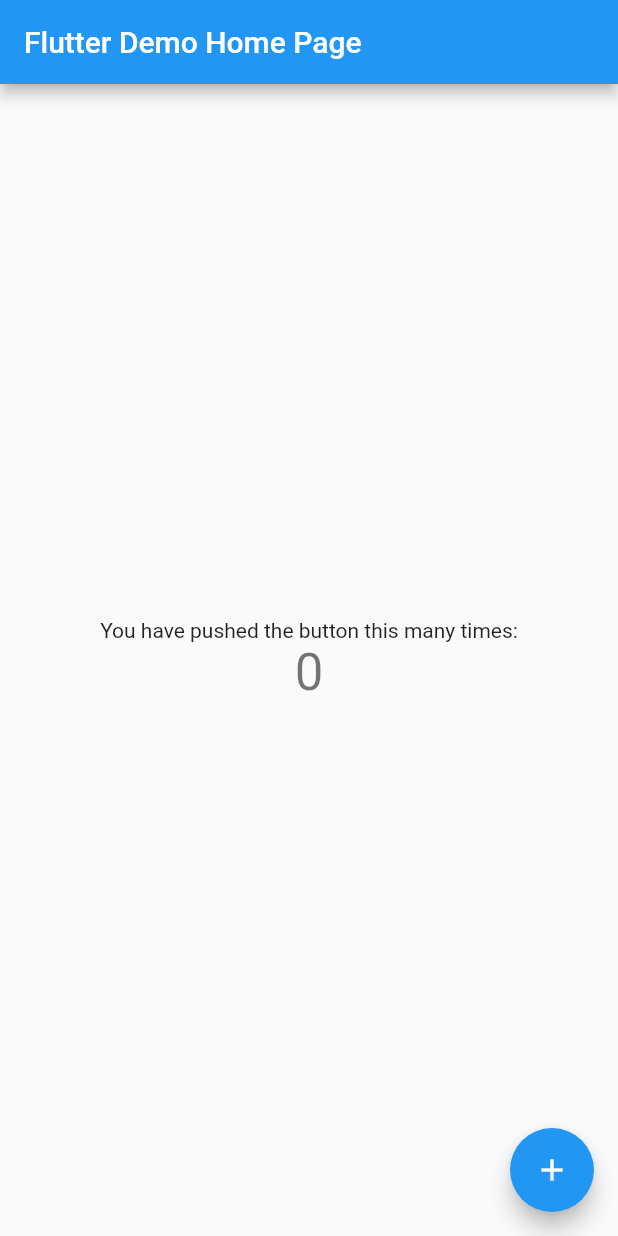
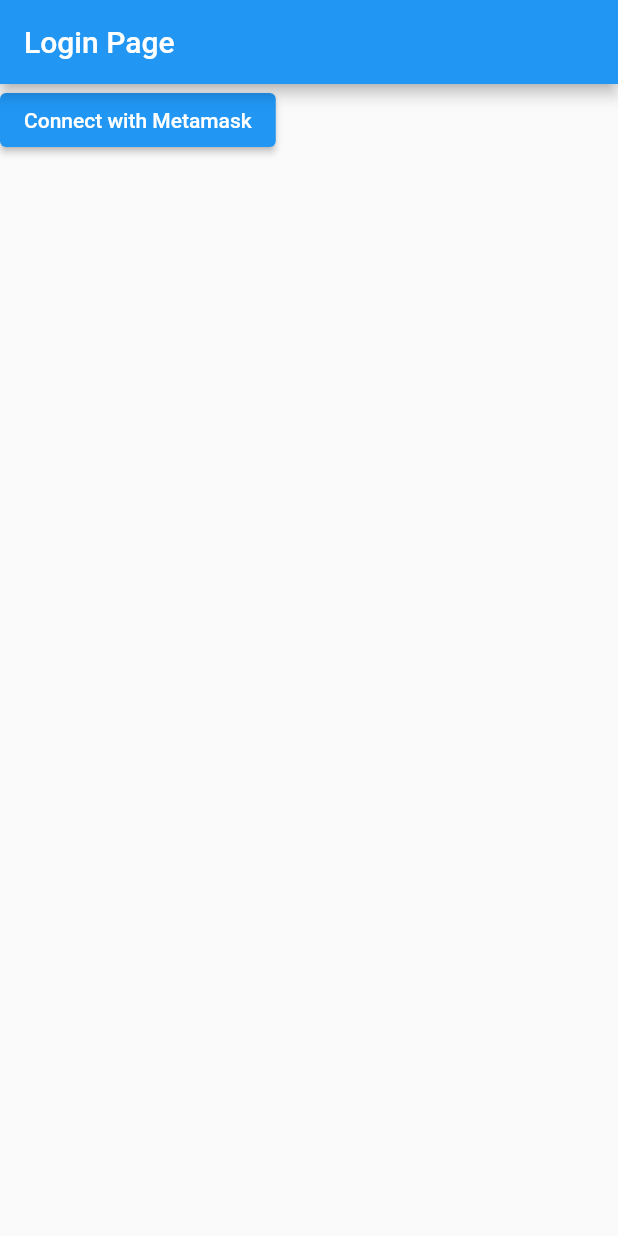
Before and after one commit to dekad4n/ens491-mobile, a Flutter app: the screen it shows after launch, on a phone screen of 412 x 824 dp. Run offline on Flutter 3.47's test engine with Material 2 defaults, Android fonts, the phone set to English and light mode, and no system bars; missing offline and left inert: walletconnect_dart.

Commit message:
Metamask connection init

```diff
--- a/lib/main.dart
+++ b/lib/main.dart
@@ -1,4 +1,6 @@
 import 'package:flutter/material.dart';
+import 'utils/routes.dart';
+import 'pages/login_page.dart';
 
 void main() {
   runApp(const MyApp());
@@ -13,103 +15,12 @@ class MyApp extends StatelessWidget {
     return MaterialApp(
       title: 'Flutter Demo',
       theme: ThemeData(
-        // This is the theme of your application.
-        //
-        // Try running your application with "flutter run". You'll see the
-        // application has a blue toolbar. Then, without quitting the app, try
-        // changing the primarySwatch below to Colors.green and then invoke
-        // "hot reload" (press "r" in the console where you ran "flutter run",
-        // or simply save your changes to "hot reload" in a Flutter IDE).
-        // Notice that the counter didn't reset back to zero; the application
-        // is not restarted.
         primarySwatch: Colors.blue,
       ),
-      home: const MyHomePage(title: 'Flutter Demo Home Page'),
+      routes: {
+        MainRoutes.login: (context) => const LoginPage(),
+      },
+      home: const LoginPage(),
     );
   }
 }
-
-class MyHomePage extends StatefulWidget {
-  const MyHomePage({super.key, required this.title});
-
-  // This widget is the home page of your application. It is stateful, meaning
-  // that it has a State object (defined below) that contains fields that affect
-  // how it looks.
-
-  // This class is the configuration for the state. It holds the values (in this
-  // case the title) provided by the parent (in this case the App widget) and
-  // used by the build method of the State. Fields in a Widget subclass are
-  // always marked "final".
-
-  final String title;
-
-  @override
-  State<MyHomePage> createState() => _MyHomePageState();
-}
-
-class _MyHomePageState extends State<MyHomePage> {
-  int _counter = 0;
-
-  void _incrementCounter() {
-    setState(() {
-      // This call to setState tells the Flutter framework that something has
-      // changed in this State, which causes it to rerun the build method below
-      // so that the display can reflect the updated values. If we changed
-      // _counter without calling setState(), then the build method would not be
-      // called again, and so nothing would appear to happen.
-      _counter++;
-    });
-  }
-
-  @override
-  Widget build(BuildContext context) {
-    // This method is rerun every time setState is called, for instance as done
-    // by the _incrementCounter method above.
-    //
-    // The Flutter framework has been optimized to make rerunning build methods
-    // fast, so that you can just rebuild anything that needs updating rather
-    // than having to individually change instances of widgets.
-    return Scaffold(
-      appBar: AppBar(
-        // Here we take the value from the MyHomePage object that was created by
-        // the App.build method, and use it to set our appbar title.
-        title: Text(widget.title),
-      ),
-      body: Center(
-        // Center is a layout widget. It takes a single child and positions it
-        // in the middle of the parent.
-        child: Column(
-          // Column is also a layout widget. It takes a list of children and
-          // arranges them vertically. By default, it sizes itself to fit its
-          // children horizontally, and tries to be as tall as its parent.
-          //
-          // Invoke "debug painting" (press "p" in the console, choose the
-          // "Toggle Debug Paint" action from the Flutter Inspector in Android
-          // Studio, or the "Toggle Debug Paint" command in Visual Studio Code)
-          // to see the wireframe for each widget.
-          //
-          // Column has various properties to control how it sizes itself and
-          // how it positions its children. Here we use mainAxisAlignment to
-          // center the children vertically; the main axis here is the vertical
-          // axis because Columns are vertical (the cross axis would be
-          // horizontal).
-          mainAxisAlignment: MainAxisAlignment.center,
-          children: <Widget>[
-            const Text(
-              'You have pushed the button this many times:',
-            ),
-            Text(
-              '$_counter',
-              style: Theme.of(context).textTheme.headlineMedium,
-            ),
-          ],
-        ),
-      ),
-      floatingActionButton: FloatingActionButton(
-        onPressed: _incrementCounter,
-        tooltip: 'Increment',
-        child: const Icon(Icons.add),
-      ), // This trailing comma makes auto-formatting nicer for build methods.
-    );
-  }
-}
--- /dev/null
+++ b/lib/pages/login_page.dart
@@ -0,0 +1,58 @@
+import 'package:flutter/material.dart';
+import 'package:walletconnect_dart/walletconnect_dart.dart';
+import 'package:url_launcher/url_launcher_string.dart';
+
+class LoginPage extends StatefulWidget {
+  const LoginPage({Key? key}) : super(key: key);
+
+  @override
+  State<LoginPage> createState() => _LoginPageState();
+}
+
+class _LoginPageState extends State<LoginPage> {
+  var connector = WalletConnect(
+      bridge: 'https://bridge.walletconnect.org',
+      clientMeta:
+          const PeerMeta(name: 'Cryptick', url: 'https://cryptick.com', icons: [
+        // our logo
+        'https://files.gitbook.com/v0/b/gitbook-legacy-files/o/spaces%2F-LJJeCjcLrr53DcT1Ml7%2Favatar.png?alt=media'
+      ]));
+  var _uri;
+  var _session;
+  loginUsingMetamask(BuildContext context) async {
+    if (!connector.connected) {
+      try {
+        var session = await connector.createSession(onDisplayUri: (uri) async {
+          _uri = uri;
+          await launchUrlString(uri, mode: LaunchMode.externalApplication);
+        });
+        print(session.accounts[0]);
+        print(session.chainId);
+        setState(() {
+          _session = session;
+        });
+      } catch (exp) {
+        print(exp);
+      }
+    }
+  }
+
+  @override
+  Widget build(BuildContext context) {
+    return Scaffold(
+      appBar: AppBar(
+        title: const Text('Login Page'),
+      ),
+      body: SingleChildScrollView(
+        child: Column(
+          mainAxisAlignment: MainAxisAlignment.center,
+          children: [
+            ElevatedButton(
+                onPressed: () => loginUsingMetamask(context),
+                child: const Text("Connect with Metamask"))
+          ],
+        ),
+      ),
+    );
+  }
+}
--- /dev/null
+++ b/lib/utils/routes.dart
@@ -0,0 +1,3 @@
+class MainRoutes {
+  static String login = '/login';
+}
--- a/pubspec.yaml
+++ b/pubspec.yaml
@@ -35,6 +35,8 @@ dependencies:
   # The following adds the Cupertino Icons font to your application.
   # Use with the CupertinoIcons class for iOS style icons.
   cupertino_icons: ^1.0.2
+  url_launcher: ^6.1.6
+  walletconnect_dart: ^0.0.11
 
 dev_dependencies:
   flutter_test:
@@ -60,8 +62,7 @@ flutter:
 
   # To add assets to your application, add an assets section, like this:
   # assets:
-  #   - images/a_dot_burr.jpeg
-  #   - images/a_dot_ham.jpeg
+  #  - /lib/assets/
 
   # An image asset can refer to one or more resolution-specific "variants", see
   # https://flutter.dev/assets-and-images/#resolution-aware
```
Also changed, not shown: pubspec.lock, 5 other files.
